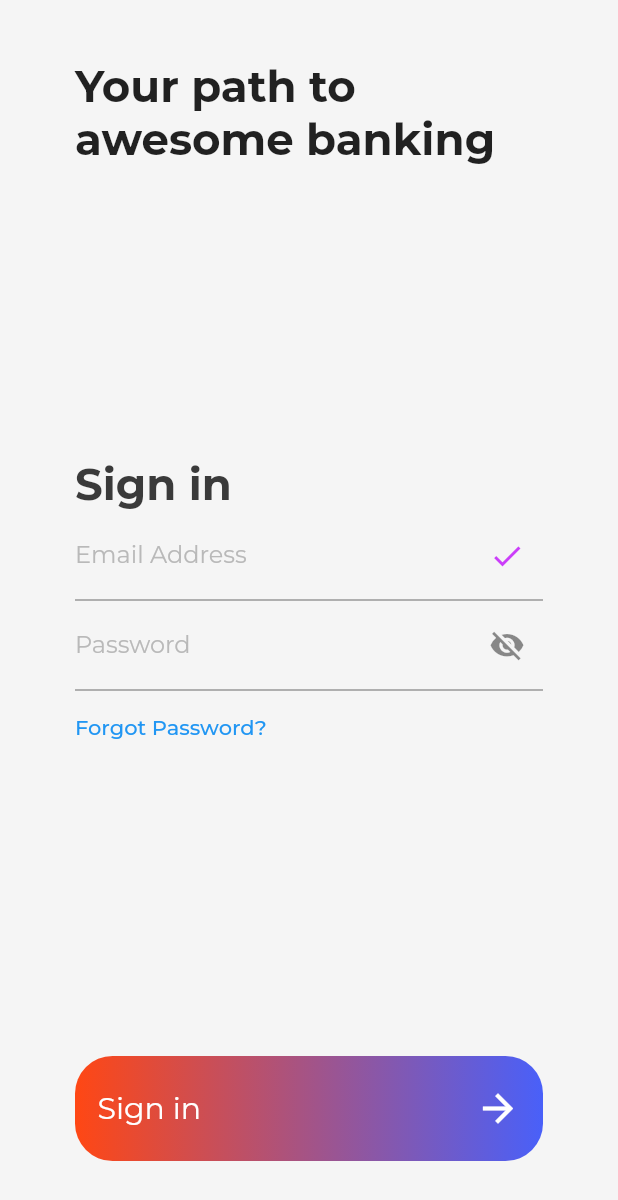
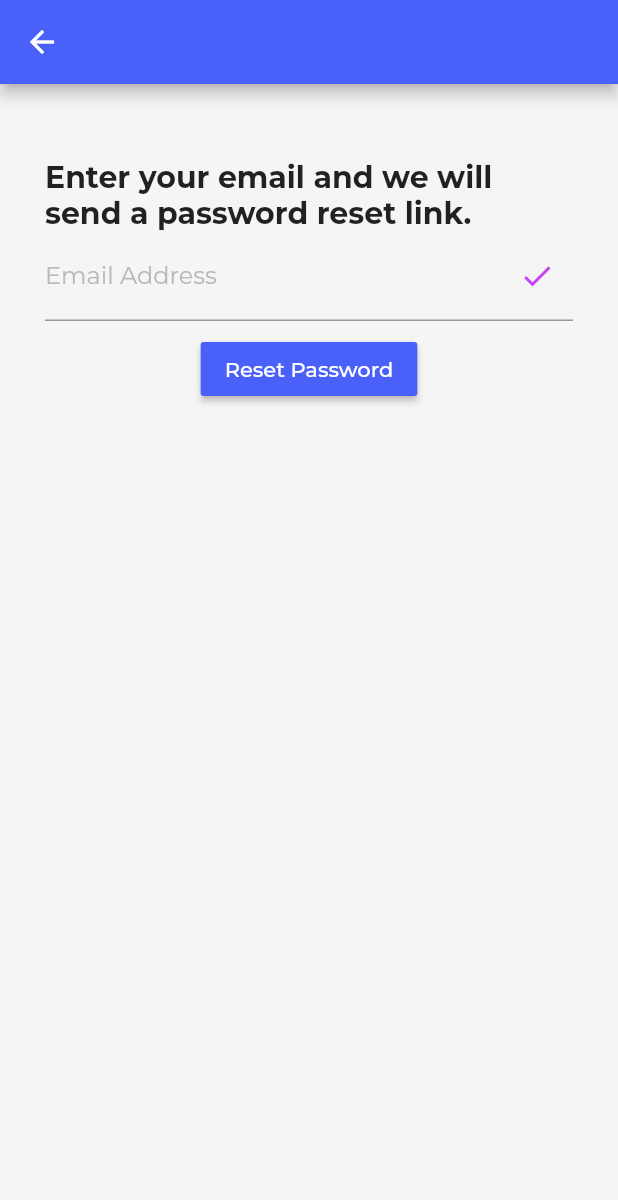
Before and after one commit to PLP-Dart-Projects/village-banking, a Flutter app: the SignInPage screen opened by its route, after a tap on "Forgot Password?", on a phone screen of 412 x 824 dp. Shown: the top 1200 px of the screen. Run offline on Flutter 3.47's test engine with Material 2 defaults, Android fonts, the phone set to English and light mode, and no system bars; our stand-ins replace email_validator, firebase_auth, firebase_core, intl_phone_number_input, pinput; accounts and stored records are empty; generated files the repository leaves out were written again; network calls fail; project files that could hold a hidden picture were left out.

Commit message:
Added firebase service and alert dialogs to the authentication procedure.

```diff
--- /dev/null
+++ b/lib/pages/forgot_pw_page.dart
@@ -0,0 +1,109 @@
+import 'package:email_validator/email_validator.dart';
+import 'package:firebase_auth/firebase_auth.dart';
+import 'package:flutter/material.dart';
+import 'package:villagebanking/utilities/dialog.dart';
+import 'package:villagebanking/utilities/exceptions.dart';
+
+class ForgotPwPage extends StatefulWidget {
+  const ForgotPwPage({Key? key}) : super(key: key);
+
+  @override
+  State<ForgotPwPage> createState() => _ForgotPwPageState();
+}
+
+class _ForgotPwPageState extends State<ForgotPwPage> {
+  bool isValid = true;
+  final TextEditingController _email = TextEditingController();
+
+  @override
+  void dispose() {
+    _email.dispose();
+    super.dispose();
+  }
+
+  Future passwordReset() async {
+    try {
+      await FirebaseAuth.instance.sendPasswordResetEmail(
+          email: _email.text.trim());
+      if (context.mounted){
+        showInfoDialog(context, 'Success', 'Password reset link sent,', 'Check your email!');
+      }
+    } on FirebaseAuthException catch(e) {
+      if (e.code == 'user-not-found'){
+        showErrorDialog(context, 'Error', 'The user was not found,'
+            ' enter the correct email.');
+        throw UserNotFoundAuthException();
+    } else {
+        showErrorDialog(context, 'Error', 'An error has occurred, try again.');
+        throw GenericAuthException();
+      }
+    } catch (_){
+      showErrorDialog(context, 'Error', _.toString());
+      throw GenericAuthException();
+    }
+  }
+
+  @override
+  Widget build(BuildContext context) {
+    return Scaffold(
+      appBar: AppBar(
+        backgroundColor: const Color.fromRGBO(73, 96, 249, 1),
+      ),
+      body: Container(
+        padding: const EdgeInsets.only(
+          left: 30,
+          right: 30,
+          top: 50,
+          bottom: 30,
+        ),
+        child: Column(
+          crossAxisAlignment: CrossAxisAlignment.start,
+          children: [
+            const Text('Enter your email and we will send a password reset link.',
+            style: TextStyle(
+              fontWeight: FontWeight.bold,
+              fontSize: 20,
+            ),),
+            TextField(
+              controller: _email,
+              onChanged: (value) {
+                setState(() {
+                  isValid = EmailValidator.validate(value);
+                });
+              },
+              keyboardType: TextInputType.emailAddress,
+              decoration: InputDecoration(
+                hintText: 'design@test.com',
+                hintStyle: const TextStyle(
+                  color: Color.fromRGBO(58, 58, 58, 1),
+                ),
+                label: const Text("Email Address",
+                  style: TextStyle(
+                      color: Color.fromRGBO(185, 185, 185, 1)
+                  ),
+                ),
+                suffixIcon: Icon( isValid? Icons.check_sharp:
+                Icons.close_sharp,
+                  color: const Color.fromRGBO(203, 62, 249, 1),
+                ),
+              ),
+            ),
+            Center(
+              child: Padding(
+                padding: const EdgeInsets.all(8.0),
+                child: MaterialButton(
+                  onPressed: passwordReset,
+                  color: const Color.fromRGBO(73, 96, 249, 1),
+                  child: const Text('Reset Password',
+                  style: TextStyle(
+                    color: Colors.white,
+                  ),),
+                ),
+              ),
+            ),
+          ],
+        ),
+      ),
+    );
+  }
+}
--- a/lib/pages/sign_in_page.dart
+++ b/lib/pages/sign_in_page.dart
@@ -1,5 +1,9 @@
 import 'package:email_validator/email_validator.dart';
+import 'package:firebase_auth/firebase_auth.dart';
 import 'package:flutter/material.dart';
+import 'package:villagebanking/pages/forgot_pw_page.dart';
+import 'package:villagebanking/utilities/dialog.dart';
+import 'package:villagebanking/utilities/exceptions.dart';
 import 'package:villagebanking/widgets/button.dart';
 
 class SignInPage extends StatefulWidget {
@@ -12,12 +16,41 @@ class SignInPage extends StatefulWidget {
 class _SignInPageState extends State<SignInPage> {
   bool passwordVisible = true;
   bool isValid = true;
+  final TextEditingController _email = TextEditingController();
+  final TextEditingController _pass = TextEditingController();
 
   @override
   void initState() {
     super.initState();
     passwordVisible = false;
   }
+
+  Future signIn() async {
+    try {
+      await FirebaseAuth.instance.signInWithEmailAndPassword(
+          email: _email.text.trim(),
+          password: _pass.text.trim()
+      );
+    } on FirebaseAuthException catch (e){
+      if (e.code == 'user-not-found'){
+        showErrorDialog(context, 'Error', 'The user was not found,'
+            ' enter the correct email.');
+        throw UserNotFoundAuthException();
+      } else if(e.code == 'wrong-password') {
+        showErrorDialog(context, 'Error', 'Wrong password, try again!');
+        throw WrongPasswordAuthException();
+      }
+      else {
+        showErrorDialog(context, 'Error', 'An error has occurred, try again.');
+        throw GenericAuthException();
+      }
+    } catch (_){
+      showErrorDialog(context, 'Error', _.toString());
+      throw GenericAuthException();
+    }
+
+  }
+
 
 
   @override
@@ -51,6 +84,7 @@ class _SignInPageState extends State<SignInPage> {
                 ),
               ),
               TextField(
+                controller: _email,
                 onChanged: (value) {
                   setState(() {
                     isValid = EmailValidator.validate(value);
@@ -74,8 +108,9 @@ class _SignInPageState extends State<SignInPage> {
                   ),
               ),
               TextField(
-                  obscureText: passwordVisible,
-                  decoration: InputDecoration(
+                controller: _pass,
+                obscureText: passwordVisible,
+                decoration: InputDecoration(
                     label: const Text("Password",
                     style: TextStyle(
                       color: Color.fromRGBO(185, 185, 185, 1)
@@ -97,11 +132,25 @@ class _SignInPageState extends State<SignInPage> {
               ),
               TextButton(
                   style: TextButton.styleFrom(padding: EdgeInsets.zero),
-                  onPressed: () {},
+                  onPressed: () {
+                    Navigator.push(
+                        context,
+                        MaterialPageRoute(
+                      builder: (context) => const ForgotPwPage(),),
+                    );
+                  },
                   child: const Text("Forgot Password?", textAlign: TextAlign.left,)),
               const Spacer(),
-              const CustomButtonGradient(
-                title: "Sign in",
+              InkWell(
+                onTap: () async {
+                  await signIn();
+                  if (context.mounted) {
+                    Navigator.pushNamed(context, 'home');
+                  }
+                },
+                child: const CustomButtonGradient(
+                  title: "Sign in",
+                ),
               ),
               const SizedBox(
                 height: 20,
--- /dev/null
+++ b/lib/utilities/exceptions.dart
@@ -0,0 +1,11 @@
+// sign in exceptions
+class UserNotFoundAuthException implements Exception{}
+class WrongPasswordAuthException implements Exception{}
+
+// sign up Exceptions
+class EmailAlreadyInUseAuthException implements Exception{}
+class InvalidEmailAuthException implements Exception{}
+
+// generic exceptions
+class GenericAuthException implements Exception{}
+class UserNotLoggedInAuthException implements Exception{}
--- a/pubspec.yaml
+++ b/pubspec.yaml
@@ -40,6 +40,8 @@ dependencies:
   intl_phone_field: ^3.1.0
   pinput: ^2.2.31
   intl: ^0.18.1
+  firebase_core: ^2.14.0
+  firebase_auth: ^4.6.3
 
 dev_dependencies:
   flutter_test:
```
Also changed, not shown: lib/main.dart (+13 -2 lines), lib/pages/home_page.dart (added, +15 -0 lines), lib/pages/main_page.dart (added, +23 -0 lines), lib/pages/sign_up_page.dart (+67 -3 lines), lib/utilities/dialog.dart (added, +88 -0 lines), pubspec.lock, 3 other files.
